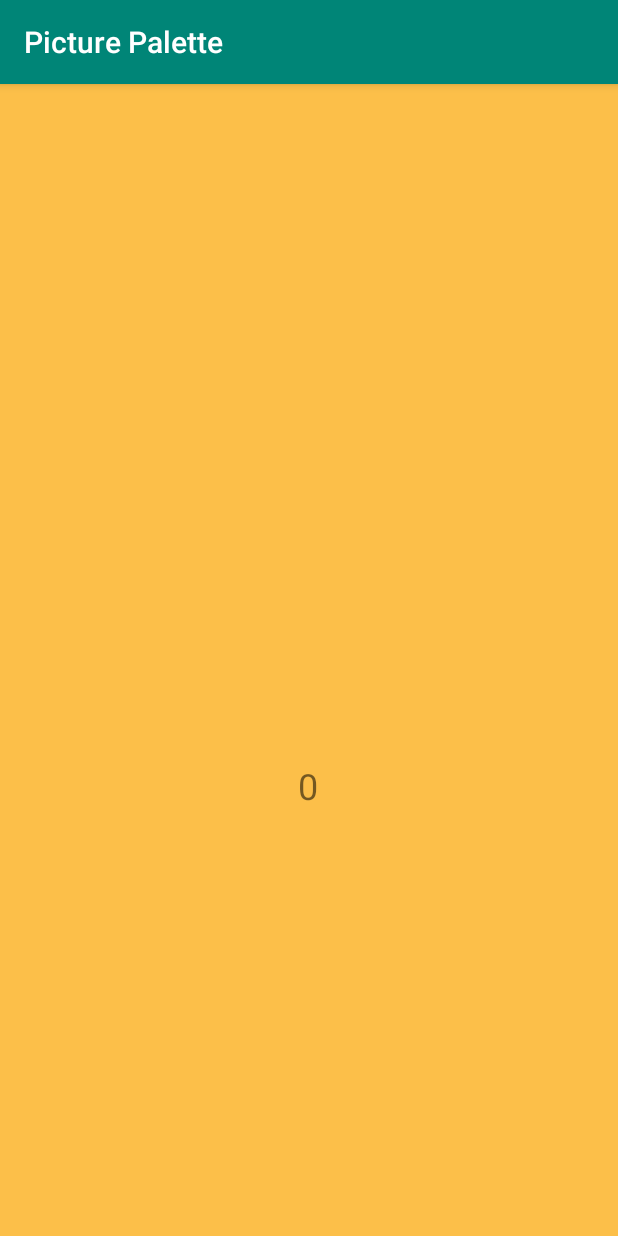
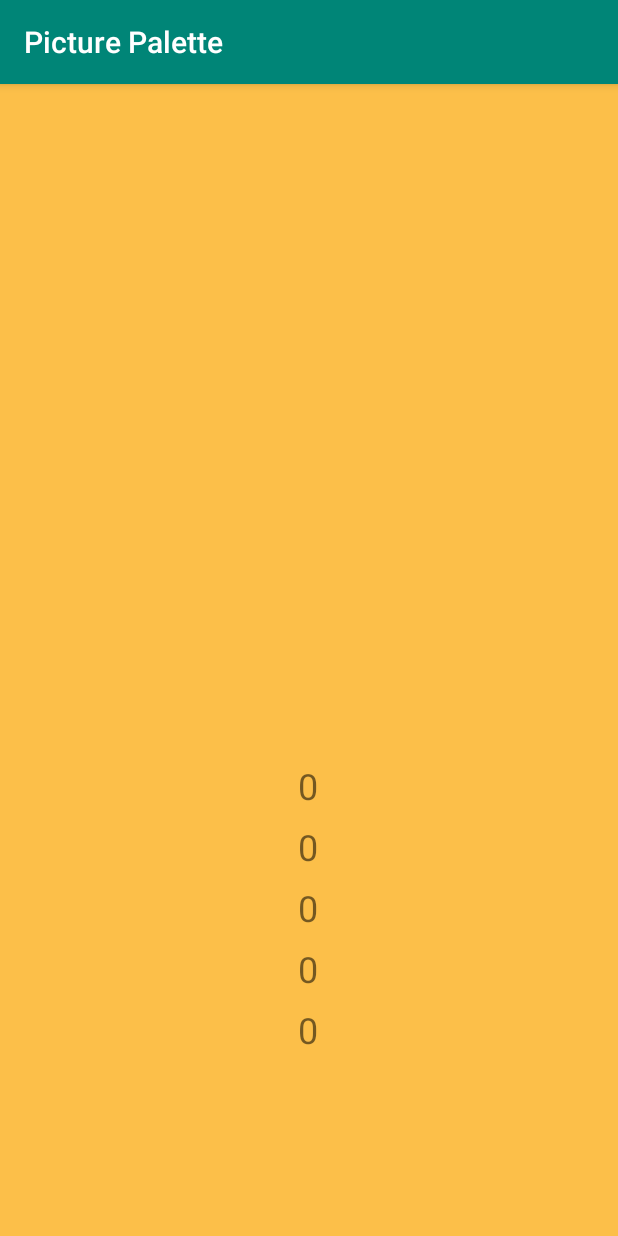
Before and after one commit to Mighting/PicturePalette, an Android app: the pictureactivity screen opened directly, with no data from a screen before it, on a phone screen of 412 x 824 dp. Run offline under Robolectric (Android 15) with nearby library versions, the phone set to English and light mode, and no system bars; 2 statements that could not run were skipped.

Commit message:
Working on sorting the colours, work on HASHMAP in FINDPIXELS!

```diff
--- a/app/src/main/java/zbc/assignment/picturepalette/CallModel.java
+++ b/app/src/main/java/zbc/assignment/picturepalette/CallModel.java
@@ -19,9 +19,22 @@ public class CallModel {
 
     public Bitmap getBitmapOut(){
         return view.bitmapOut();
+
+        /*Rect rect = new Rect(0,0,100,100);
+        Bitmap bitmaptestred = Bitmap.createBitmap(rect.width(),rect.height(), Bitmap.Config.ARGB_8888);
+        Canvas canvas = new Canvas(bitmaptestred);
+        int redpaint = Color.argb(255,66,244,220);
+        Paint paint = new Paint();
+        paint.setColor(redpaint);
+        canvas.drawRect(rect,paint);
+
+        return bitmaptestred;*/
+
     }
 
-    public int getPixelColor(){
+    public int[] getPixelColor(){
+
+
 
         return findPixels.findPixels(getBitmapOut());
     }
--- a/app/src/main/java/zbc/assignment/picturepalette/FindPixels.java
+++ b/app/src/main/java/zbc/assignment/picturepalette/FindPixels.java
@@ -1,16 +1,35 @@
 package zbc.assignment.picturepalette;
 
 import android.graphics.Bitmap;
-import android.graphics.Color;
+
+import java.util.HashMap;
 
 public class FindPixels {
 
-    int findPixels(Bitmap bitmap){
-        int pixel = bitmap.getPixel(bitmap.getWidth() - 1,bitmap.getHeight() - 1);
-        int redValue = Color.red(pixel);
-        return redValue;
-        //int blueValue = Color.blue(pixel);
-        //int greenValue = Color.green(pixel);
+    HashMap<String,Integer> hexmap = new HashMap<>();
+
+
+    int[] findPixels(Bitmap bitmap) {
+
+
+        for (int x = 0; x <= bitmap.getWidth() - 1; x++) {
+            for (int y = 0; y <= bitmap.getHeight() - 1; y++) {
+                int pixel = bitmap.getPixel(x,y);
+                String hexcode = String.format(String.format("#%02x%02x%02x",pixel));
+                if (hexmap.containsKey(hexcode)){
+                    //Add to Value
+
+                }
+                else{
+                    //Add to map
+                }
+            }
+        }
+
+
+        int[] colorvalues = new int[9];
+
+        return colorvalues;
 
     }
 
--- a/app/src/main/java/zbc/assignment/picturepalette/MainActivity.java
+++ b/app/src/main/java/zbc/assignment/picturepalette/MainActivity.java
@@ -38,6 +38,7 @@ public class MainActivity extends AppCompatActivity {
             ByteArrayOutputStream stream = new ByteArrayOutputStream();
             imageBitmap.compress(Bitmap.CompressFormat.PNG,100,stream);
             byte[] bytearray = stream.toByteArray();
+
             Intent in1 = new Intent(this,pictureactivity.class);
             in1.putExtra("image",bytearray);
             startActivity(in1);
--- a/app/src/main/java/zbc/assignment/picturepalette/pictureactivity.java
+++ b/app/src/main/java/zbc/assignment/picturepalette/pictureactivity.java
@@ -4,7 +4,6 @@ import android.graphics.Bitmap;
 import android.graphics.BitmapFactory;
 import android.os.Bundle;
 import android.support.v7.app.AppCompatActivity;
-import android.util.Log;
 import android.widget.ImageView;
 import android.widget.TextView;
 
@@ -13,23 +12,39 @@ public class pictureactivity extends AppCompatActivity implements CallModel.View
     ImageView imageView;
     Bitmap bmp;
     CallModel callModel;
-    TextView redcolor;
+    TextView firstMostColourTextView;
+    TextView secondMostColourTextView;
+    TextView thirdMostColourTextView;
+    TextView fourthMostColourTextView;
+    TextView fifthMostColourTextView;
 
     @Override
     protected void onCreate(Bundle savedInstanceState) {
         super.onCreate(savedInstanceState);
         setContentView(R.layout.activity_pictureactivity);
         imageView = findViewById(R.id.imageView);
-        redcolor = findViewById(R.id.RedColourValue);
+        firstMostColourTextView = findViewById(R.id.FirstMostColour);
+        secondMostColourTextView = findViewById(R.id.SecondMostColour);
+        thirdMostColourTextView = findViewById(R.id.ThirdMostColour);
+        fourthMostColourTextView = findViewById(R.id.FourthMostColour);
+        fifthMostColourTextView = findViewById(R.id.FifthMostColour);
         callModel = new CallModel(this);
 
         byte[] byteArray = getIntent().getByteArrayExtra("image");
         bmp = BitmapFactory.decodeByteArray(byteArray, 0, byteArray.length);
         imageView.setImageBitmap(bmp);
 
-        int red = callModel.getPixelColor();
+        int first = callModel.getPixelColor()[callModel.getPixelColor().length - 1];
+        int second = callModel.getPixelColor()[callModel.getPixelColor().length - 2];
+        int third = callModel.getPixelColor()[callModel.getPixelColor().length - 3];
+        int fourth = callModel.getPixelColor()[callModel.getPixelColor().length - 4];
+        int fifth = callModel.getPixelColor()[callModel.getPixelColor().length - 5];
 
-        redcolor.setText(Integer.toString(red));
+        firstMostColourTextView.setText(Integer.toString(first));
+        secondMostColourTextView.setText(Integer.toString(second));
+        thirdMostColourTextView.setText(Integer.toString(third));
+        fourthMostColourTextView.setText(Integer.toString(fourth));
+        fifthMostColourTextView.setText(Integer.toString(fifth));
     }
 
 
--- a/app/src/main/res/layout/activity_pictureactivity.xml
+++ b/app/src/main/res/layout/activity_pictureactivity.xml
@@ -20,7 +20,7 @@
         app:srcCompat="@mipmap/ic_launcher" />
 
     <TextView
-        android:id="@+id/RedColourValue"
+        android:id="@+id/FirstMostColour"
         android:layout_width="wrap_content"
         android:layout_height="wrap_content"
         android:layout_marginStart="8dp"
@@ -32,4 +32,60 @@
         app:layout_constraintHorizontal_bias="0.498"
         app:layout_constraintStart_toStartOf="parent"
         app:layout_constraintTop_toBottomOf="@+id/imageView" />
+
+    <TextView
+        android:id="@+id/SecondMostColour"
+        android:layout_width="wrap_content"
+        android:layout_height="wrap_content"
+        android:layout_marginStart="8dp"
+        android:layout_marginTop="8dp"
+        android:layout_marginEnd="8dp"
+        android:text="TextView"
+        android:textSize="24sp"
+        app:layout_constraintEnd_toEndOf="parent"
+        app:layout_constraintHorizontal_bias="0.498"
+        app:layout_constraintStart_toStartOf="parent"
+        app:layout_constraintTop_toBottomOf="@+id/FirstMostColour" />
+
+    <TextView
+        android:id="@+id/ThirdMostColour"
+        android:layout_width="wrap_content"
+        android:layout_height="wrap_content"
+        android:layout_marginStart="8dp"
+        android:layout_marginTop="8dp"
+        android:layout_marginEnd="8dp"
+        android:text="TextView"
+        android:textSize="24sp"
+        app:layout_constraintEnd_toEndOf="parent"
+        app:layout_constraintHorizontal_bias="0.498"
+        app:layout_constraintStart_toStartOf="parent"
+        app:layout_constraintTop_toBottomOf="@+id/SecondMostColour" />
+
+    <TextView
+        android:id="@+id/FourthMostColour"
+        android:layout_width="wrap_content"
+        android:layout_height="wrap_content"
+        android:layout_marginStart="8dp"
+        android:layout_marginTop="8dp"
+        android:layout_marginEnd="8dp"
+        android:text="TextView"
+        android:textSize="24sp"
+        app:layout_constraintEnd_toEndOf="parent"
+        app:layout_constraintHorizontal_bias="0.498"
+        app:layout_constraintStart_toStartOf="parent"
+        app:layout_constraintTop_toBottomOf="@+id/ThirdMostColour" />
+
+    <TextView
+        android:id="@+id/FifthMostColour"
+        android:layout_width="wrap_content"
+        android:layout_height="wrap_content"
+        android:layout_marginStart="8dp"
+        android:layout_marginTop="8dp"
+        android:layout_marginEnd="8dp"
+        android:text="TextView"
+        android:textSize="24sp"
+        app:layout_constraintEnd_toEndOf="parent"
+        app:layout_constraintHorizontal_bias="0.498"
+        app:layout_constraintStart_toStartOf="parent"
+        app:layout_constraintTop_toBottomOf="@+id/FourthMostColour" />
 </android.support.constraint.ConstraintLayout>
```
